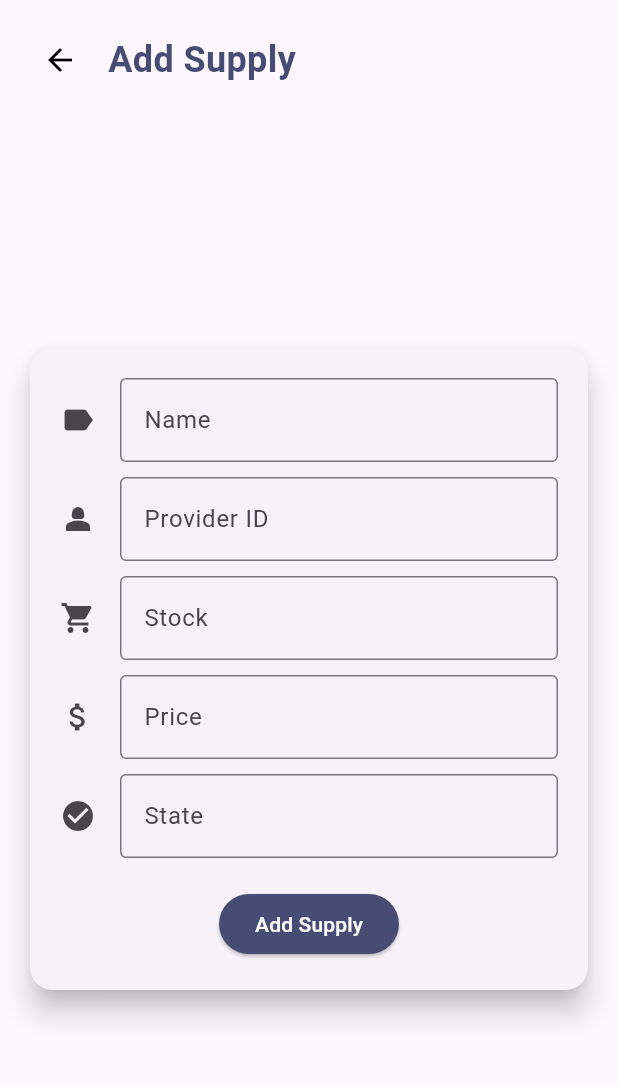
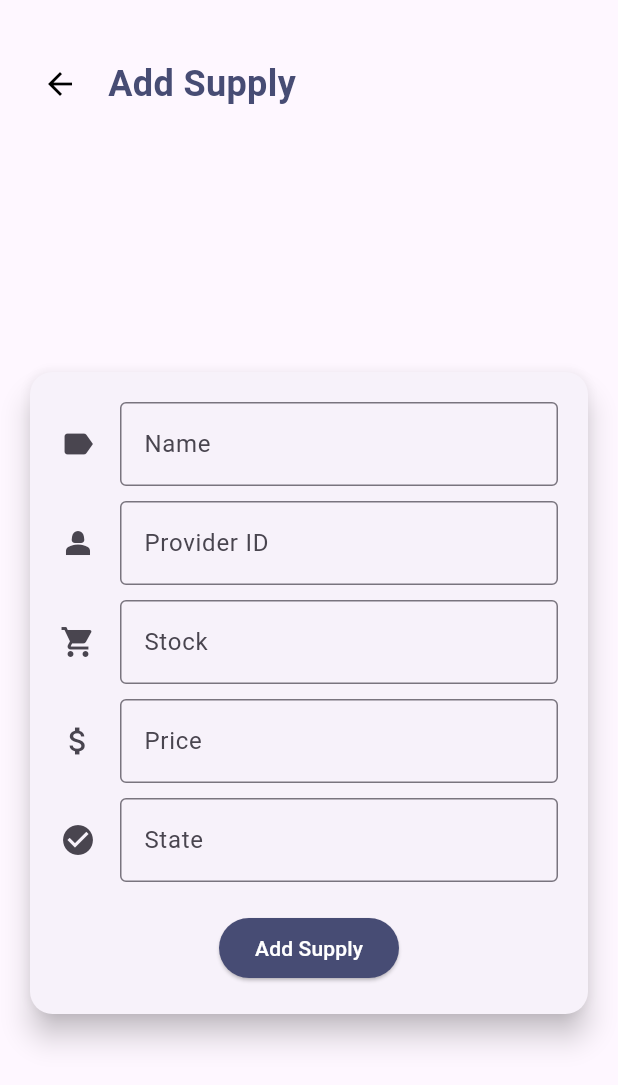
Before and after one commit to Sweet-Solutions/sweet-manager-mobile-app, a Flutter app: the SupplyAddScreen screen opened directly, on a phone screen of 412 x 824 dp. Shown: the top 1085 px of the screen. Run offline on Flutter 3.47's test engine with Material 3 defaults, Android fonts, the phone set to English and light mode, and no system bars; our stand-ins replace camera, firebase_core, firebase_storage, fl_chart, flutter_secure_storage, image_picker and 1 more; accounts and stored records are empty.

Commit message:
feat(administration): Added safearea and padding to supplyaddscreen

```diff
--- a/lib/supply-management/views/supplyaddscreen.dart
+++ b/lib/supply-management/views/supplyaddscreen.dart
@@ -174,8 +174,9 @@ print("Sending supplyRequest: ${json.encode(newSupplyRequest)}"); // Imprime el
   @override
   Widget build(BuildContext context) {
     return Scaffold(
-      body: Padding(
-        padding: const EdgeInsets.all(16.0),
+      body: SafeArea(
+      child: Padding(
+        padding: const EdgeInsets.only(top: 32.0, left: 16.0, right: 16.0),
         child: Column(
           children: [
             Row(
@@ -286,6 +287,7 @@ print("Sending supplyRequest: ${json.encode(newSupplyRequest)}"); // Imprime el
           ],
         ),
       ),
+    )
     );
   }
 
```
